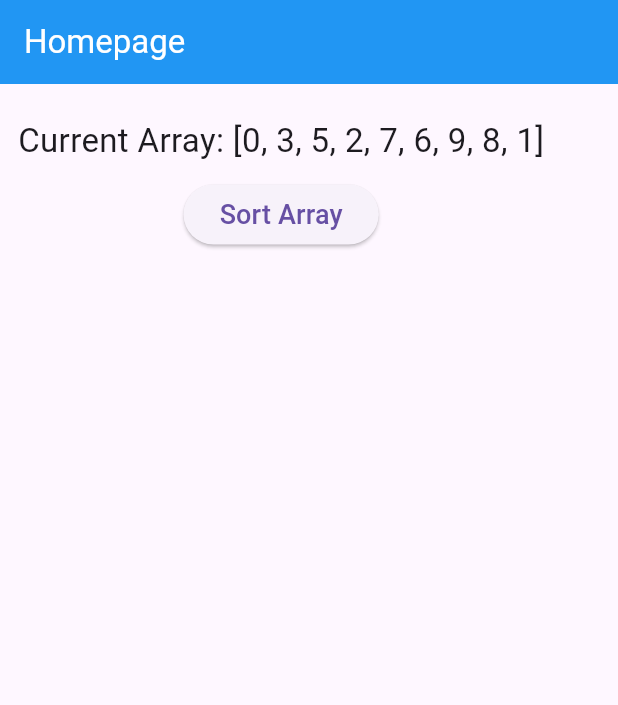
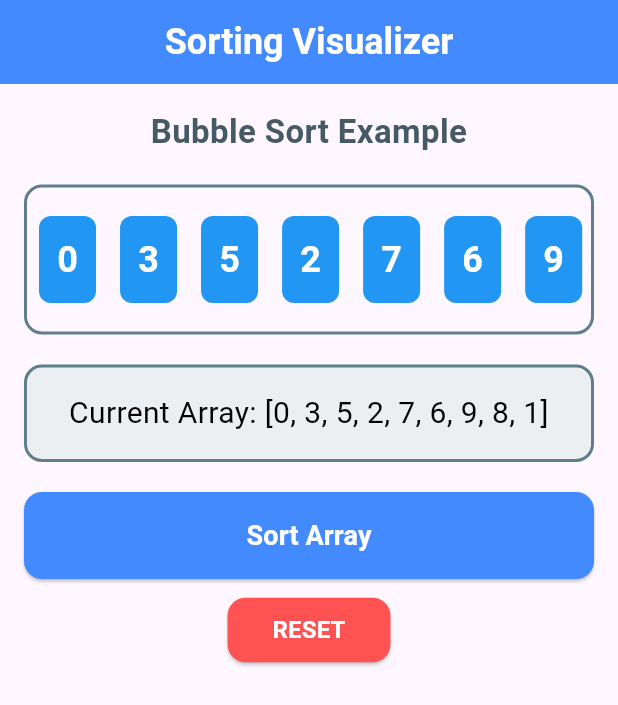
Before and after one commit to jwhatrucoding/Simple-Algorithm-Visualizer, a Flutter app: the screen it shows after launch, on a phone screen of 412 x 824 dp. Shown: the top 705 px of the screen. Run offline on Flutter 3.47's test engine with Material 3 defaults, Android fonts, the phone set to English and light mode, and no system bars.

Commit message:
Added better visualisation and reset funcionality

```diff
--- a/lib/pages/home_page.dart
+++ b/lib/pages/home_page.dart
@@ -1,6 +1,3 @@
-
-// ignore_for_file: prefer_const_constructors_in_immutables, prefer_const_constructors
-
 import 'package:flutter/material.dart';
 
 class HomePage extends StatefulWidget {
@@ -10,22 +7,18 @@ class HomePage extends StatefulWidget {
   State<HomePage> createState() => _HomePageState();
 }
 
-class _HomePageState extends State<HomePage>{
-  // variables
+class _HomePageState extends State<HomePage> {
+  // Variables
+  final List<int> originalArray = [0, 3, 5, 2, 7, 6, 9, 8, 1];
   List<int> numberArray = [0, 3, 5, 2, 7, 6, 9, 8, 1];
   String _displayedText = "Current Array: ";
 
-  //methods
   // Bubble Sort Algorithm
-  // The longer the array is, the perfomance decreases
   List<int> bubbleSort(List<int> inputList) {
-    // Create a copy of the list to avoid modifying the original
     List<int> list = List.from(inputList);
-
     int n = list.length;
     for (int i = 0; i < n - 1; i++) {
       for (int j = 0; j < n - i - 1; j++) {
-        // Swap if the current element is greater than the next
         if (list[j] > list[j + 1]) {
           int temp = list[j];
           list[j] = list[j + 1];
@@ -33,51 +26,149 @@ class _HomePageState extends State<HomePage>{
         }
       }
     }
-    return list; // Return the sorted list
+    return list;
   }
 
-  void onPressedSort () {
+  void onPressedSort() {
     List<int> _resultOfSort = bubbleSort(numberArray);
-    print(_resultOfSort);
     setState(() {
       _displayedText = "Sorted Array: ";
       numberArray = _resultOfSort;
     });
   }
 
+  void onPressedReset() {
+    setState(() {
+      _displayedText = "Current Array: ";
+      numberArray = List.from(originalArray); // Reset to original array
+    });
+  }
 
-  //UI
   @override
-  Widget build(BuildContext context){
+  Widget build(BuildContext context) {
     return Scaffold(
-      appBar: AppBar(title: Text("Homepage"),backgroundColor: Colors.blue,foregroundColor: Colors.white,),
+      appBar: AppBar(
+        title: Text(
+          "Sorting Visualizer",
+          style: TextStyle(
+            color: Colors.white,
+            fontWeight: FontWeight.bold,
+            fontSize: 24,
+          ),
+        ),
+        backgroundColor: Colors.blueAccent,
+        centerTitle: true,
+      ),
       body: Padding(
-        padding: const EdgeInsets.all(12.0),
+        padding: const EdgeInsets.all(16.0),
         child: Column(
+          crossAxisAlignment: CrossAxisAlignment.stretch,
           children: [
-            SizedBox(height: 10,),
-
             Text(
+              "Bubble Sort Example",
+              textAlign: TextAlign.center,
               style: TextStyle(
                 fontSize: 22,
+                fontWeight: FontWeight.bold,
+                color: Colors.blueGrey[700],
               ),
-              "${_displayedText + numberArray.toString()}",
             ),
-
-            SizedBox(height: 10,),
-
+            SizedBox(height: 20),
+            // Horizontal display of numbers
+            Container(
+              height: 100,
+              decoration: BoxDecoration(
+                border: Border.all(color: Colors.blueGrey, width: 2),
+                borderRadius: BorderRadius.circular(12),
+              ),
+              child: Center(
+                child: SingleChildScrollView(
+                  scrollDirection: Axis.horizontal,
+                  child: Row(
+                    mainAxisAlignment: MainAxisAlignment.center,
+                    children: numberArray.map((number) {
+                      return Container(
+                        margin: const EdgeInsets.symmetric(horizontal: 8.0),
+                        padding: const EdgeInsets.all(12.0),
+                        decoration: BoxDecoration(
+                          color: Colors.blue,
+                          borderRadius: BorderRadius.circular(8),
+                        ),
+                        child: Text(
+                          "$number",
+                          style: TextStyle(
+                            fontSize: 24,
+                            fontWeight: FontWeight.bold,
+                            color: Colors.white,
+                          ),
+                        ),
+                      );
+                    }).toList(),
+                  ),
+                ),
+              ),
+            ),
+            SizedBox(height: 20),
+            // Current array display
+            Container(
+              padding: EdgeInsets.all(16),
+              decoration: BoxDecoration(
+                color: Colors.blueGrey[50],
+                borderRadius: BorderRadius.circular(12),
+                border: Border.all(color: Colors.blueGrey, width: 2),
+              ),
+              child: Text(
+                _displayedText + numberArray.toString(),
+                textAlign: TextAlign.center,
+                style: TextStyle(
+                  fontSize: 20,
+                  color: Colors.black,
+                ),
+              ),
+            ),
+            SizedBox(height: 20),
+            // Sort button
             ElevatedButton(
               onPressed: onPressedSort,
+              style: ElevatedButton.styleFrom(
+                padding: EdgeInsets.symmetric(vertical: 16),
+                backgroundColor: Colors.blueAccent,
+                shape: RoundedRectangleBorder(
+                  borderRadius: BorderRadius.circular(12),
+                ),
+              ),
               child: Text(
                 "Sort Array",
                 style: TextStyle(
                   fontSize: 18,
+                  fontWeight: FontWeight.bold,
+                  color: Colors.white,
                 ),
               ),
-
             ),
-
-            // Text(resultOfSort),
+            SizedBox(height: 10),
+            // RESET button
+            Align(
+              alignment: Alignment.center,
+              child: ElevatedButton(
+                onPressed: onPressedReset,
+                style: ElevatedButton.styleFrom(
+                  padding: EdgeInsets.symmetric(horizontal: 30, vertical: 10),
+                  backgroundColor: Colors.redAccent,
+                  shape: RoundedRectangleBorder(
+                    borderRadius: BorderRadius.circular(12),
+                  ),
+                ),
+                child: Text(
+                  "RESET",
+                  style: TextStyle(
+                    fontSize: 16,
+                    fontWeight: FontWeight.bold,
+                    color: Colors.white,
+                  ),
+                ),
+              ),
+            ),
           ],
         ),
       ),
```
